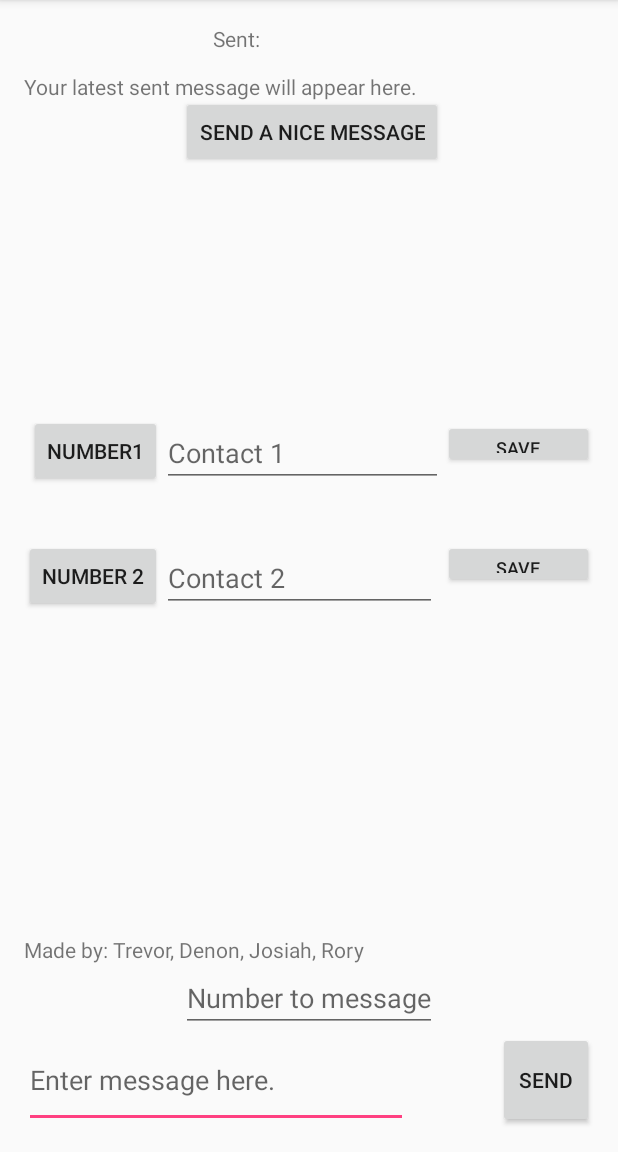
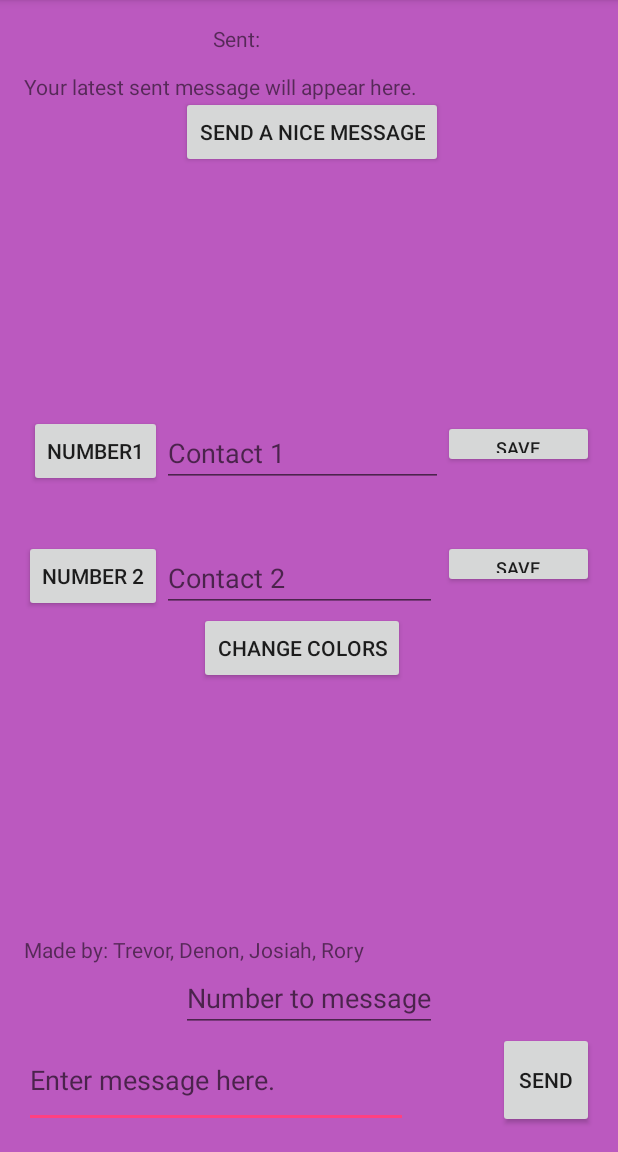
Before and after one commit to MrTj458/WorldsMostBaasicTextingApp, an Android app: the screen it shows after launch (TextingActivity), on a phone screen of 412 x 824 dp, the part 84-1236 px from its top. Run offline under Robolectric (Android 15) with nearby library versions, the light colour scheme and no system bars.

Commit message:
Added the ability to change the background color.

```diff
--- a/app/src/main/java/com/example/thod0127/worldsmostbaasictextingapp/TextingActivity.java
+++ b/app/src/main/java/com/example/thod0127/worldsmostbaasictextingapp/TextingActivity.java
@@ -1,11 +1,13 @@
 package com.example.thod0127.worldsmostbaasictextingapp;
 
+import android.graphics.Color;
 import android.support.v7.app.AppCompatActivity;
 import android.os.Bundle;
 import android.telephony.SmsManager;
 import android.widget.EditText;
 import android.widget.Button;
 import android.view.View;
+import android.widget.RelativeLayout;
 import android.widget.Toast;
 import android.widget.TextView;
 import java.util.ArrayList;
@@ -34,6 +36,8 @@ public class TextingActivity extends AppCompatActivity
     private ArrayList<String> randomText;
     private EditText contact1;
     private EditText contact2;
+    private Button changeColorButton;
+    private RelativeLayout background;
 
     /**
      * gives values to the objects when the program starts
@@ -59,7 +63,10 @@ public class TextingActivity extends AppCompatActivity
         saveNumber2Button = (Button) findViewById(R.id.saveNumber2);
         contact1 = (EditText) findViewById(R.id.contact1);
         contact2 = (EditText) findViewById(R.id.contact2);
+        changeColorButton = (Button) findViewById(R.id.changeColorButton);
+        background = (RelativeLayout) findViewById(R.id.background);
 
+        changeBackgroundColor();
         setupList();
         setupListeners();
     }
@@ -69,7 +76,7 @@ public class TextingActivity extends AppCompatActivity
      */
     private void setupListeners()
     {
-        sendSMSButton.setOnClickListener(new View.OnClickListener()
+        sendSMSButton.setOnClickListener(new View.OnClickListener() //Sets up the listener for the send button.
         {
             @Override
             public void onClick(View currentView)
@@ -90,7 +97,7 @@ public class TextingActivity extends AppCompatActivity
             }
         });
 
-        number1.setOnClickListener(new View.OnClickListener()
+        number1.setOnClickListener(new View.OnClickListener() //Sets up the listener for the 1st contact.
         {
             @Override
             public void onClick(View currentView)
@@ -99,7 +106,7 @@ public class TextingActivity extends AppCompatActivity
             }
         });
 
-        number2.setOnClickListener(new View.OnClickListener()
+        number2.setOnClickListener(new View.OnClickListener() //Sets up the listener for the second contact.
         {
             @Override
             public void onClick(View currentView)
@@ -108,7 +115,7 @@ public class TextingActivity extends AppCompatActivity
             }
         });
 
-        randomMessage.setOnClickListener(new View.OnClickListener()
+        randomMessage.setOnClickListener(new View.OnClickListener() //Sets up the random message button.
         {
             @Override
             public void onClick(View currentView)
@@ -118,7 +125,8 @@ public class TextingActivity extends AppCompatActivity
                 smsMessageField.setText(message);
             }
         });
-        saveNumber1Button.setOnClickListener(new View.OnClickListener()
+
+        saveNumber1Button.setOnClickListener(new View.OnClickListener() //Sets up the save button for number 1.
         {
             @Override
             public void onClick(View currentView)
@@ -126,12 +134,22 @@ public class TextingActivity extends AppCompatActivity
                 savedNumber1 = contact1.getText().toString();
             }
         });
-        saveNumber2Button.setOnClickListener(new View.OnClickListener()
+
+        saveNumber2Button.setOnClickListener(new View.OnClickListener() //Sets up the save button for number 2.
         {
             @Override
             public void onClick(View currentView)
             {
                 savedNumber2 = contact2.getText().toString();
+            }
+        });
+
+        changeColorButton.setOnClickListener(new View.OnClickListener()
+        {
+            @Override
+            public void onClick(View currentView)
+            {
+                changeBackgroundColor();
             }
         });
     }
@@ -160,4 +178,17 @@ public class TextingActivity extends AppCompatActivity
         randomText.add("Merry Holidays!");
         randomText.add("C u l8r!");
     }
+
+    /**
+     * Changes the background color of the app to a random color.
+     */
+    private void changeBackgroundColor()
+    {
+        int red, blue, green;
+        red = (int) (Math.random() * 256);
+        blue = (int) (Math.random() * 256);
+        green = (int) (Math.random() * 256);
+
+        background.setBackgroundColor(Color.rgb(red, green, blue));
+    }
 }
--- a/app/src/main/res/layout/activity_texting.xml
+++ b/app/src/main/res/layout/activity_texting.xml
@@ -8,7 +8,8 @@
     android:paddingRight="@dimen/activity_horizontal_margin"
     android:paddingTop="@dimen/activity_vertical_margin"
     android:paddingBottom="@dimen/activity_vertical_margin"
-    tools:context=".TextingActivity">
+    tools:context=".TextingActivity"
+    android:id="@+id/background">
 
     <Button
         style="?android:attr/buttonStyleSmall"
@@ -143,4 +144,14 @@
         android:layout_alignStart="@+id/saveNumber1"
         android:textSize="12dp"/>
 
+    <Button
+        style="?android:attr/buttonStyleSmall"
+        android:layout_width="wrap_content"
+        android:layout_height="wrap_content"
+        android:text="Change Colors"
+        android:id="@+id/changeColorButton"
+        android:layout_below="@+id/contact2"
+        android:layout_alignRight="@+id/sent"
+        android:layout_alignEnd="@+id/sent"/>
+
 </RelativeLayout>
```
Also changed, not shown: 1 other file.
